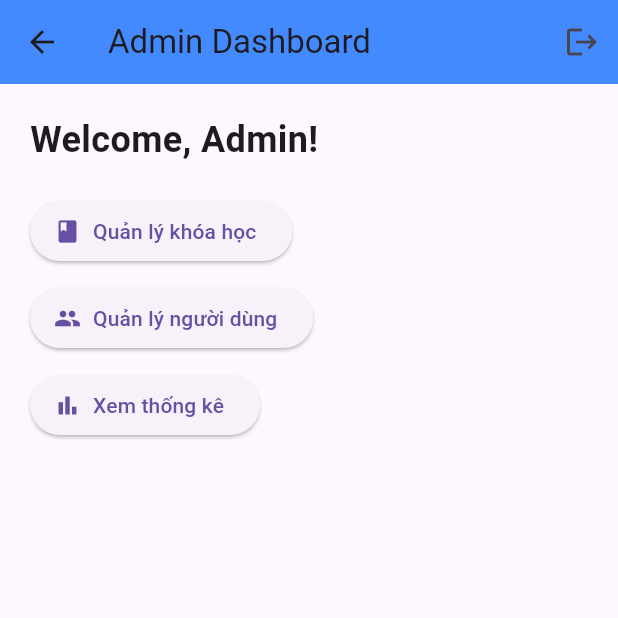
After one commit to leducvu192005/AppLearnEnglish2, a Flutter app: the AdminScreen screen opened by its route, on a phone screen of 412 x 824 dp, the top half of it. The commit adds this screen. Run offline on Flutter 3.47's test engine with Material 3 defaults, Android fonts, the phone set to English and light mode, and no system bars; our stand-ins replace firebase_core; accounts and stored records are empty.

Commit message:
Thêm Firebase và các thư mục mới

```diff
--- /dev/null
+++ b/lib/admin/admin_screen.dart
@@ -0,0 +1,53 @@
+import 'package:flutter/material.dart';
+
+class AdminScreen extends StatelessWidget {
+  const AdminScreen({super.key});
+
+  @override
+  Widget build(BuildContext context) {
+    return Scaffold(
+      appBar: AppBar(
+        title: const Text('Admin Dashboard'),
+        backgroundColor: Colors.blueAccent,
+        actions: [
+          IconButton(
+            icon: const Icon(Icons.logout),
+            onPressed: () {
+              Navigator.pushReplacementNamed(context, '/login');
+            },
+          ),
+        ],
+      ),
+      body: Padding(
+        padding: const EdgeInsets.all(20),
+        child: Column(
+          crossAxisAlignment: CrossAxisAlignment.start,
+          children: [
+            const Text(
+              'Welcome, Admin!',
+              style: TextStyle(fontSize: 24, fontWeight: FontWeight.bold),
+            ),
+            const SizedBox(height: 20),
+            ElevatedButton.icon(
+              icon: const Icon(Icons.book),
+              label: const Text('Quản lý khóa học'),
+              onPressed: () {},
+            ),
+            const SizedBox(height: 10),
+            ElevatedButton.icon(
+              icon: const Icon(Icons.people),
+              label: const Text('Quản lý người dùng'),
+              onPressed: () {},
+            ),
+            const SizedBox(height: 10),
+            ElevatedButton.icon(
+              icon: const Icon(Icons.bar_chart),
+              label: const Text('Xem thống kê'),
+              onPressed: () {},
+            ),
+          ],
+        ),
+      ),
+    );
+  }
+}
--- a/lib/main.dart
+++ b/lib/main.dart
@@ -1,8 +1,14 @@
 import 'package:flutter/material.dart';
 import 'screens/login_screen.dart';
 import 'screens/home_screen.dart';
+import 'package:firebase_core/firebase_core.dart';
+import 'firebase_options.dart';
+import 'admin/admin_screen.dart';
+import 'user/user_screen.dart';
 
-void main() {
+void main() async {
+  WidgetsFlutterBinding.ensureInitialized(); // cần thiết khi gọi async trong main
+  await Firebase.initializeApp(options: DefaultFirebaseOptions.currentPlatform);
   runApp(const EnglishApp());
 }
 
@@ -19,6 +25,8 @@ class EnglishApp extends StatelessWidget {
       routes: {
         '/login': (context) => const LoginScreen(),
         '/home': (context) => const HomeScreen(),
+        '/admin': (context) => const AdminScreen(), // thêm route cho admin
+        '/user': (context) => const UserScreen(), // thêm route cho người dùng
       },
     );
   }
--- a/pubspec.yaml
+++ b/pubspec.yaml
@@ -34,6 +34,9 @@ dependencies:
   # The following adds the Cupertino Icons font to your application.
   # Use with the CupertinoIcons class for iOS style icons.
   cupertino_icons: ^1.0.8
+  firebase_core: ^4.1.1
+  firebase_auth: ^6.1.0
+  cloud_firestore: ^6.0.2
 
 dev_dependencies:
   flutter_test:
```
Also changed, not shown: lib/user/user_screen.dart (added, +57 -0 lines), firebase.json (added), lib/firebase_options.dart (added), pubspec.lock, 6 other files.
